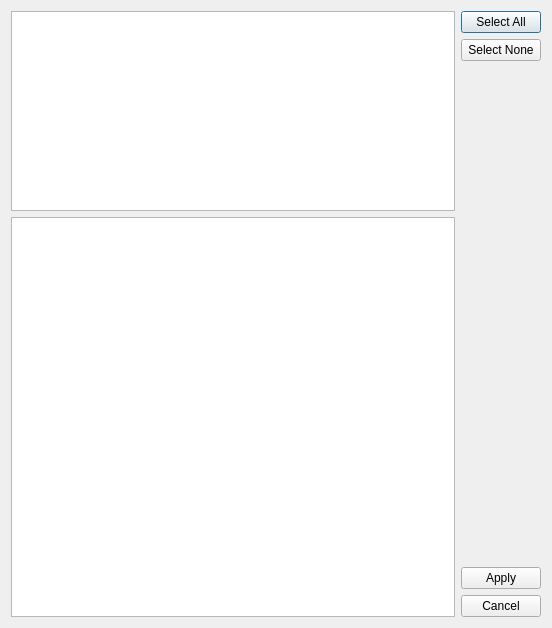
Before: the Qt Designer form src/select_nodes_dialog.ui in kvakvs/xrefgui1, drawn with Qt 5.
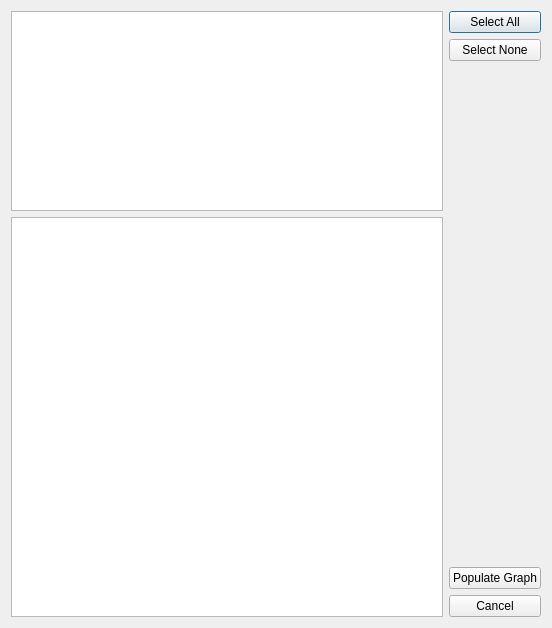
After: the same form once the commit is applied.

Patch:
```diff
--- a/src/select_nodes_dialog.ui
+++ b/src/select_nodes_dialog.ui
@@ -75,7 +75,7 @@
        <item>
         <widget class="QPushButton" name="buttonSave">
          <property name="text">
-          <string>Apply</string>
+          <string>Populate Graph</string>
          </property>
         </widget>
        </item>
```
